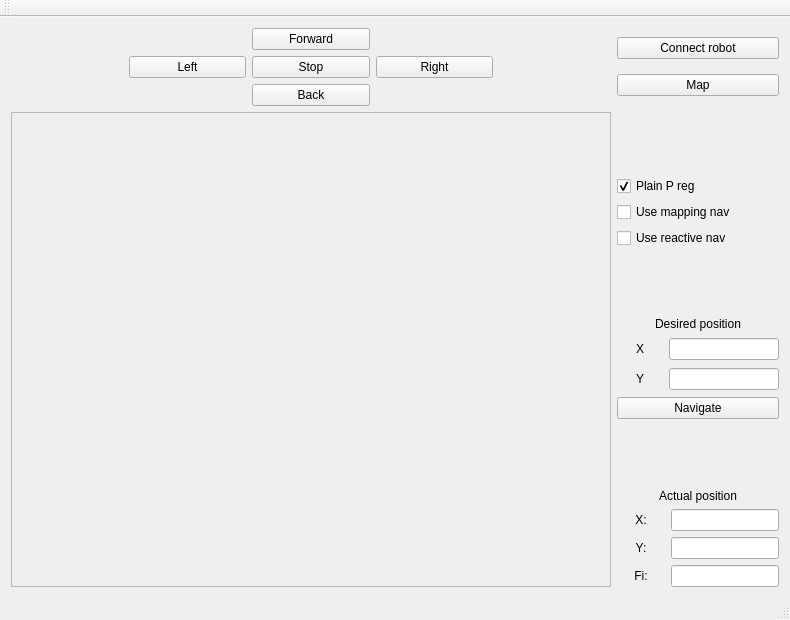
Above: mainwindow.ui from LadislavBrecka/Robot-regulator-GUI before the change. Below: the same form after it.
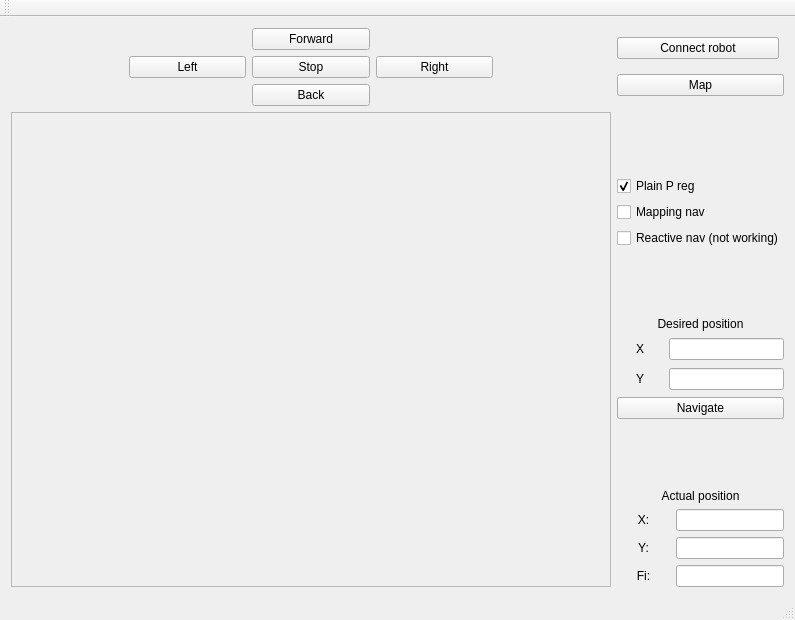
That is the form after the change.

Commit message: Reactive navigation functionality - still not working

Patch:
```diff
--- a/mainwindow.ui
+++ b/mainwindow.ui
@@ -190,14 +190,14 @@
       <item>
        <widget class="QCheckBox" name="checkBox_1">
         <property name="text">
-         <string>Use mapping nav</string>
+         <string>Mapping nav</string>
         </property>
        </widget>
       </item>
       <item>
        <widget class="QCheckBox" name="checkBox_2">
         <property name="text">
-         <string>Use reactive nav</string>
+         <string>Reactive nav (not working)</string>
         </property>
        </widget>
       </item>
```
The commit also changes 3 other files.
